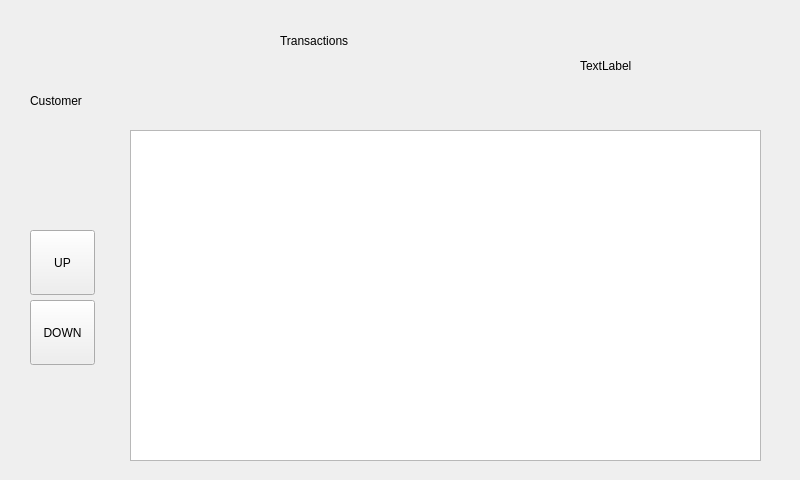
This is bank-automat/transactions.ui in JansQ-75/Riihimaatti as Qt 5 draws it before an edit. The edited form follows.
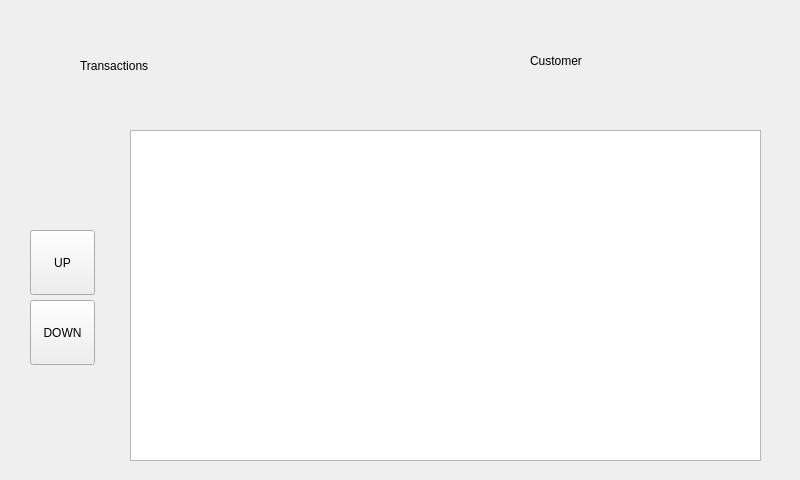
This is the edited form.

Patch:
```diff
--- a/bank-automat/transactions.ui
+++ b/bank-automat/transactions.ui
@@ -16,10 +16,10 @@
   <widget class="QLabel" name="label">
    <property name="geometry">
     <rect>
-     <x>280</x>
+     <x>80</x>
      <y>30</y>
-     <width>181</width>
-     <height>21</height>
+     <width>251</width>
+     <height>71</height>
     </rect>
    </property>
    <property name="text">
@@ -68,9 +68,9 @@
   <widget class="QLabel" name="labelCustomer">
    <property name="geometry">
     <rect>
-     <x>30</x>
-     <y>60</y>
-     <width>141</width>
+     <x>530</x>
+     <y>20</y>
+     <width>181</width>
      <height>81</height>
     </rect>
    </property>
@@ -78,19 +78,6 @@
     <string>Customer</string>
    </property>
   </widget>
-  <widget class="QLabel" name="label_logoTransaction">
-   <property name="geometry">
-    <rect>
-     <x>580</x>
-     <y>10</y>
-     <width>161</width>
-     <height>111</height>
-    </rect>
-   </property>
-   <property name="text">
-    <string>TextLabel</string>
-   </property>
-  </widget>
  </widget>
  <resources/>
  <connections/>
```
Left out of the diff: 2 changed lines with no effect on the pictures.
